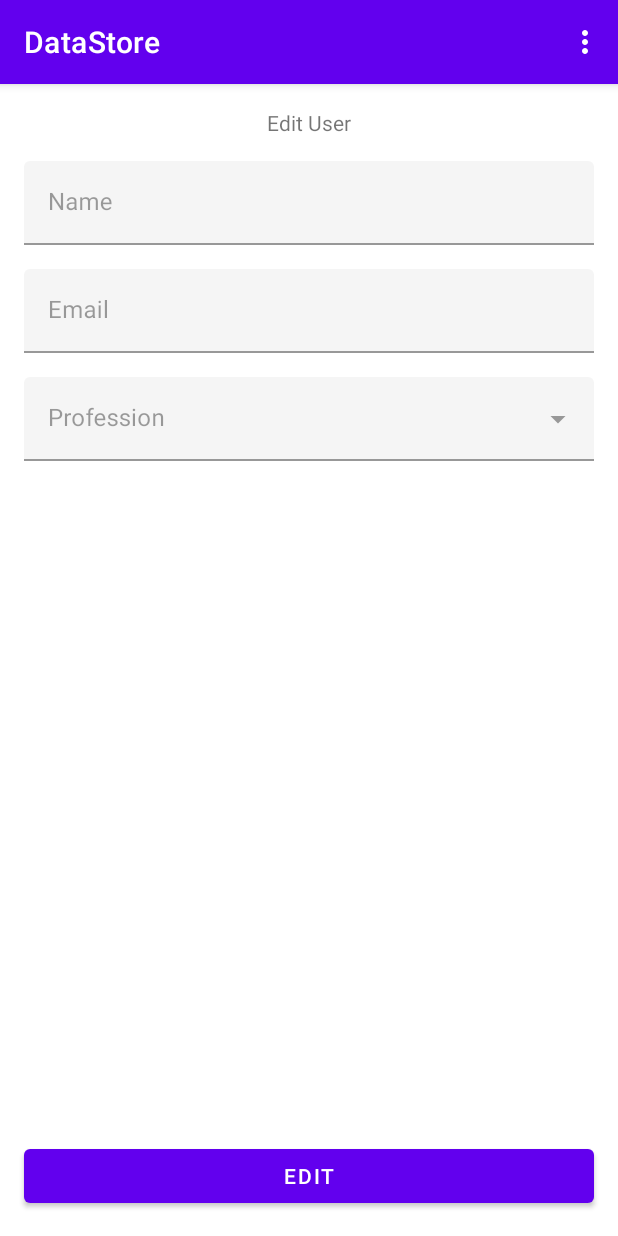
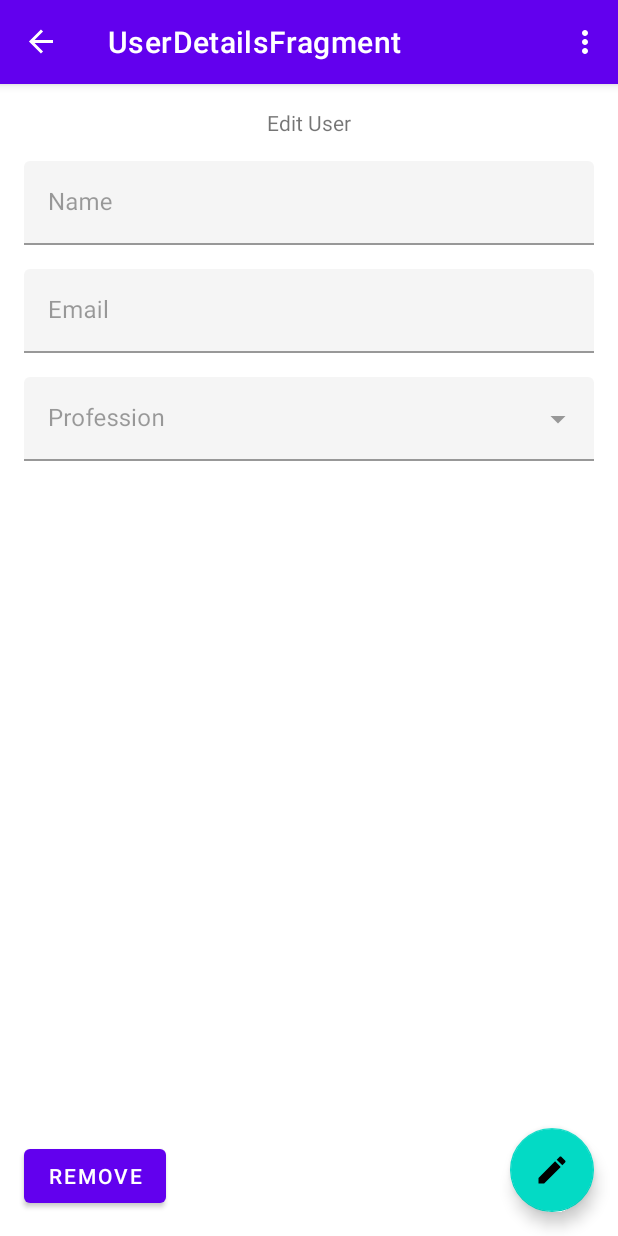
Before and after one commit to JaxDufa/DataStore, an Android app: the EditUserFragment screen opened through its navigation route, on a phone screen of 412 x 824 dp. Run offline under Robolectric (Android 15) with nearby library versions, the phone set to English and light mode, and no system bars; our stand-ins replace navigation-ui; 4 statements that could not run were skipped.

Commit message:
Remove users
- Add user removal feature
- Fix app navigation
- Improve UI

```diff
--- /dev/null
+++ b/app/src/main/java/com/example/datastore/Constants.kt
@@ -0,0 +1,15 @@
+/*
+ * Copyright 2021 ArcTouch LLC.
+ * All rights reserved.
+ *
+ * This file, its contents, concepts, methods, behavior, and operation
+ * (collectively the "Software") are protected by trade secret, patent,
+ * and copyright laws. The use of the Software is governed by a license
+ * agreement. Disclosure of the Software to third parties, in any form,
+ * in whole or in part, is expressly prohibited except as authorized by
+ * the license agreement.
+ */
+
+package com.example.datastore
+
+const val RELOAD_KEY = "reload"
--- a/app/src/main/java/com/example/datastore/MainActivity.kt
+++ b/app/src/main/java/com/example/datastore/MainActivity.kt
@@ -4,6 +4,8 @@ import android.os.Bundle
 import android.view.Menu
 import android.view.MenuItem
 import androidx.appcompat.app.AppCompatActivity
+import androidx.navigation.fragment.NavHostFragment
+import androidx.navigation.ui.NavigationUI.setupActionBarWithNavController
 
 class MainActivity : AppCompatActivity() {
 
@@ -11,11 +13,23 @@ class MainActivity : AppCompatActivity() {
         super.onCreate(savedInstanceState)
         setContentView(R.layout.activity_main)
         setSupportActionBar(findViewById(R.id.toolbar))
+
+        val navHostFragment =
+            supportFragmentManager.findFragmentById(R.id.nav_host_fragment) as NavHostFragment
+        val navController = navHostFragment.navController
+
+        setupActionBarWithNavController(this, navController)
     }
 
     override fun onCreateOptionsMenu(menu: Menu): Boolean {
         // Inflate the menu; this adds items to the action bar if it is present.
         menuInflater.inflate(R.menu.menu_main, menu)
+        return true
+    }
+
+    override fun onSupportNavigateUp(): Boolean {
+        // return navController.navigateUp() || super.onSupportNavigateUp()
+        onBackPressedDispatcher.onBackPressed()
         return true
     }
 
--- a/app/src/main/java/com/example/datastore/store/UserInfo.kt
+++ b/app/src/main/java/com/example/datastore/store/UserInfo.kt
@@ -16,7 +16,11 @@ import java.util.Locale
 
 const val USER_KEY = "user_id"
 
-data class UserInfo(val name: String, val email: String, val code: Int, val profession: Profession)
+data class UserInfo(val name: String, val email: String, val code: Int, val profession: Profession) {
+
+    val isValid: Boolean
+        get() = name.isNotBlank()
+}
 
 enum class Profession {
     DEVELOPER, ENGINEER, HITMAN, MEDIC, WRITER, OTHER;
--- a/app/src/main/java/com/example/datastore/store/preferences/UserSharedPreferences.kt
+++ b/app/src/main/java/com/example/datastore/store/preferences/UserSharedPreferences.kt
@@ -78,7 +78,7 @@ class UserSharedPreferencesImpl(context: Context) : UserSharedPreferences {
             UserInfo(
                 name = sharedPreferences.getString(Keys.NAME_KEY, "").orEmpty(),
                 email = sharedPreferences.getString(Keys.EMAIL_KEY, "").orEmpty(),
-                code = sharedPreferences.getInt(key, 0),
+                code = sharedPreferences.getInt(Keys.CODE_KEY, 0),
                 profession = sharedPreferences.getString(Keys.PROFESSION_KEY, null)?.let {
                     Profession.valueOf(it)
                 } ?: Profession.OTHER
--- a/app/src/main/java/com/example/datastore/user/edit/EditUserFragment.kt
+++ b/app/src/main/java/com/example/datastore/user/edit/EditUserFragment.kt
@@ -19,7 +19,9 @@ import android.view.ViewGroup
 import android.widget.ArrayAdapter
 import android.widget.AutoCompleteTextView
 import androidx.fragment.app.Fragment
+import androidx.navigation.fragment.findNavController
 import com.example.datastore.R
+import com.example.datastore.RELOAD_KEY
 import com.example.datastore.databinding.FragmentEditUserBinding
 import com.example.datastore.store.USER_KEY
 import com.google.android.material.textfield.TextInputLayout
@@ -62,18 +64,28 @@ class EditUserFragment : Fragment() {
 //                        listSelection = 2
 //                        inputTextProfession.editText?.setText(it.user.profession.toString())
                     }
-                    is EditUserViewModel.State.UserEdited -> {
+                    is EditUserViewModel.State.Completed -> {
                         enableViews(false, inputTextName, inputTextEmail, inputTextProfession)
+                        findNavController().previousBackStackEntry?.savedStateHandle?.set(RELOAD_KEY, true)
+                        findNavController().popBackStack()
                     }
                 }
             }
 
-            buttonEdit.setOnClickListener {
-                enableViews(true, inputTextName, inputTextEmail, inputTextProfession)
+            buttonRemove.setOnClickListener {
+                viewModel.removeUser()
             }
 
-            buttonSave.setOnClickListener {
+            fabEdit.setOnClickListener {
+                enableViews(true, inputTextName, inputTextEmail, inputTextProfession)
+                fabSave.visibility = View.VISIBLE
+                fabEdit.visibility = View.GONE
+            }
+
+            fabSave.setOnClickListener {
                 viewModel.editUser(inputTextName.text(), inputTextEmail.text(), inputTextProfession.text())
+                fabSave.visibility = View.GONE
+                fabEdit.visibility = View.VISIBLE
             }
         }
     }
--- a/app/src/main/java/com/example/datastore/user/list/UserListFragment.kt
+++ b/app/src/main/java/com/example/datastore/user/list/UserListFragment.kt
@@ -13,7 +13,6 @@
 package com.example.datastore.user.list
 
 import android.os.Bundle
-import android.util.Log
 import android.view.LayoutInflater
 import android.view.View
 import android.view.ViewGroup
@@ -22,6 +21,7 @@ import androidx.fragment.app.Fragment
 import androidx.navigation.fragment.findNavController
 import androidx.recyclerview.widget.LinearLayoutManager
 import com.example.datastore.R
+import com.example.datastore.RELOAD_KEY
 import com.example.datastore.databinding.FragmentUserListBinding
 import com.example.datastore.store.USER_KEY
 import org.koin.androidx.viewmodel.ext.android.viewModel
@@ -45,22 +45,31 @@ class UserListFragment : Fragment() {
     override fun onViewCreated(view: View, savedInstanceState: Bundle?) {
         super.onViewCreated(view, savedInstanceState)
 
+        viewModel.loadUsers()
+
         val adapter = UserAdapter {
             findNavController().navigate(R.id.action_toUserDetails, bundleOf(USER_KEY to it))
+        }
+
+        val backStackStateHandler = findNavController().currentBackStackEntry?.savedStateHandle
+        backStackStateHandler?.getLiveData<Boolean>(RELOAD_KEY)?.observe(viewLifecycleOwner) { result ->
+            if (result) viewModel.loadUsers()
         }
 
         with(binding) {
 
             viewModel.state.observe(viewLifecycleOwner) {
-                when(it) {
+                when (it) {
                     is UserListViewModel.State.Started -> {
-                        Log.d("Oi", "Received ${it.users.size} users")
                         adapter.submitList(it.users)
                     }
                 }
             }
             recyclerView.adapter = adapter
             recyclerView.layoutManager = LinearLayoutManager(context)
+            fabAdd.setOnClickListener {
+                findNavController().navigate(R.id.action_toAddUser)
+            }
         }
     }
 
--- /dev/null
+++ b/app/src/main/res/drawable/ic_check_white.xml
@@ -0,0 +1,21 @@
+<!--
+  ~ Copyright 2021 ArcTouch LLC.
+  ~ All rights reserved.
+  ~
+  ~ This file, its contents, concepts, methods, behavior, and operation
+  ~ (collectively the "Software") are protected by trade secret, patent,
+  ~ and copyright laws. The use of the Software is governed by a license
+  ~ agreement. Disclosure of the Software to third parties, in any form,
+  ~ in whole or in part, is expressly prohibited except as authorized by
+  ~ the license agreement.
+  -->
+
+<vector xmlns:android="http://schemas.android.com/apk/res/android"
+    android:width="24dp"
+    android:height="24dp"
+    android:viewportWidth="24"
+    android:viewportHeight="24">
+  <path
+      android:fillColor="@android:color/white"
+      android:pathData="M9,16.17L4.83,12l-1.42,1.41L9,19 21,7l-1.41,-1.41z"/>
+</vector>
--- /dev/null
+++ b/app/src/main/res/drawable/ic_edit_white.xml
@@ -0,0 +1,21 @@
+<!--
+  ~ Copyright 2021 ArcTouch LLC.
+  ~ All rights reserved.
+  ~
+  ~ This file, its contents, concepts, methods, behavior, and operation
+  ~ (collectively the "Software") are protected by trade secret, patent,
+  ~ and copyright laws. The use of the Software is governed by a license
+  ~ agreement. Disclosure of the Software to third parties, in any form,
+  ~ in whole or in part, is expressly prohibited except as authorized by
+  ~ the license agreement.
+  -->
+
+<vector xmlns:android="http://schemas.android.com/apk/res/android"
+    android:width="24dp"
+    android:height="24dp"
+    android:viewportWidth="24"
+    android:viewportHeight="24">
+  <path
+      android:fillColor="@android:color/white"
+      android:pathData="M3,17.25V21h3.75L17.81,9.94l-3.75,-3.75L3,17.25zM20.71,7.04c0.39,-0.39 0.39,-1.02 0,-1.41l-2.34,-2.34c-0.39,-0.39 -1.02,-0.39 -1.41,0l-1.83,1.83 3.75,3.75 1.83,-1.83z"/>
+</vector>
--- a/app/src/main/res/layout/fragment_edit_user.xml
+++ b/app/src/main/res/layout/fragment_edit_user.xml
@@ -68,28 +68,34 @@
             android:inputType="none" />
     </com.google.android.material.textfield.TextInputLayout>
 
-    <Button
-        android:id="@+id/buttonEdit"
-        android:layout_width="0dp"
+    <com.google.android.material.floatingactionbutton.FloatingActionButton
+        android:id="@+id/fabEdit"
+        android:layout_width="wrap_content"
         android:layout_height="wrap_content"
         android:layout_margin="@dimen/default_margin"
-        android:text="Edit"
+        android:importantForAccessibility="no"
+        android:src="@drawable/ic_edit_white"
         app:layout_constraintBottom_toBottomOf="parent"
-        app:layout_constraintEnd_toEndOf="parent"
-        app:layout_constraintStart_toStartOf="parent"
-        app:layout_constraintTop_toBottomOf="@id/inputTextProfession"
-        app:layout_constraintVertical_bias="1.0" />
+        app:layout_constraintEnd_toEndOf="parent" />
 
-    <Button
-        android:id="@+id/buttonSave"
-        android:layout_width="0dp"
+    <com.google.android.material.floatingactionbutton.FloatingActionButton
+        android:id="@+id/fabSave"
+        android:layout_width="wrap_content"
         android:layout_height="wrap_content"
         android:layout_margin="@dimen/default_margin"
-        android:text="Save"
+        android:importantForAccessibility="no"
+        android:src="@drawable/ic_check_white"
         android:visibility="gone"
         app:layout_constraintBottom_toBottomOf="parent"
-        app:layout_constraintEnd_toEndOf="parent"
-        app:layout_constraintStart_toStartOf="parent"
-        app:layout_constraintTop_toBottomOf="@id/inputTextProfession"
-        app:layout_constraintVertical_bias="1.0" />
+        app:layout_constraintEnd_toEndOf="parent" />
+
+    <com.google.android.material.button.MaterialButton
+        android:id="@+id/buttonRemove"
+        android:layout_width="wrap_content"
+        android:layout_height="wrap_content"
+        android:layout_margin="@dimen/default_margin"
+        android:text="Remove"
+        app:layout_constraintBottom_toBottomOf="parent"
+        app:layout_constraintStart_toStartOf="parent" />
+
 </androidx.constraintlayout.widget.ConstraintLayout>
--- a/app/src/main/res/navigation/nav_graph.xml
+++ b/app/src/main/res/navigation/nav_graph.xml
@@ -3,25 +3,7 @@
     xmlns:app="http://schemas.android.com/apk/res-auto"
     xmlns:tools="http://schemas.android.com/tools"
     android:id="@+id/nav_graph"
-    app:startDestination="@id/addUserFragment">
-
-    <fragment
-        android:id="@+id/addUserFragment"
-        android:name="com.example.datastore.user.add.AddUserFragment"
-        android:label="AddUserFragment"
-        tools:layout="@layout/fragment_add_user">
-
-        <action
-            android:id="@+id/action_toUserList"
-            app:destination="@id/userListFragment"
-            app:popUpTo="@id/addUserFragment"
-            app:popUpToInclusive="true" />
-        <action
-            android:id="@+id/action_toUserDetails"
-            app:destination="@id/userDetailsFragment"
-            app:popUpTo="@id/addUserFragment"
-            app:popUpToInclusive="true" />
-    </fragment>
+    app:startDestination="@id/userListFragment">
 
     <fragment
         android:id="@+id/userListFragment"
@@ -39,13 +21,16 @@
     </fragment>
 
     <fragment
+        android:id="@+id/addUserFragment"
+        android:name="com.example.datastore.user.add.AddUserFragment"
+        android:label="AddUserFragment"
+        tools:layout="@layout/fragment_add_user">
+    </fragment>
+
+    <fragment
         android:id="@+id/userDetailsFragment"
         android:name="com.example.datastore.user.edit.EditUserFragment"
         android:label="UserDetailsFragment"
         tools:layout="@layout/fragment_edit_user">
-
-        <action
-            android:id="@+id/action_toAddUser"
-            app:destination="@id/addUserFragment" />
     </fragment>
 </navigation>
```
Also changed, not shown: app/src/main/java/com/example/datastore/store/UserRepository.kt (+23 -4 lines), app/src/main/java/com/example/datastore/user/add/AddUserFragment.kt (+6 -6 lines), app/src/main/java/com/example/datastore/user/edit/EditUserViewModel.kt (+10 -12 lines), app/src/main/java/com/example/datastore/user/list/UserListViewModel.kt (+8 -1 lines), app/src/main/res/drawable/ic_add_white.xml (added, +17 -0 lines), app/src/main/res/drawable/ic_chevron_right_white.xml (added, +21 -0 lines), app/src/main/res/drawable/ic_person_white.xml (added, +22 -0 lines), app/src/main/res/layout/fragment_add_user.xml (+1 -13 lines), app/src/main/res/layout/fragment_user_list.xml (+8 -7 lines), app/src/main/res/layout/layout_user_item.xml (+44 -12 lines).
